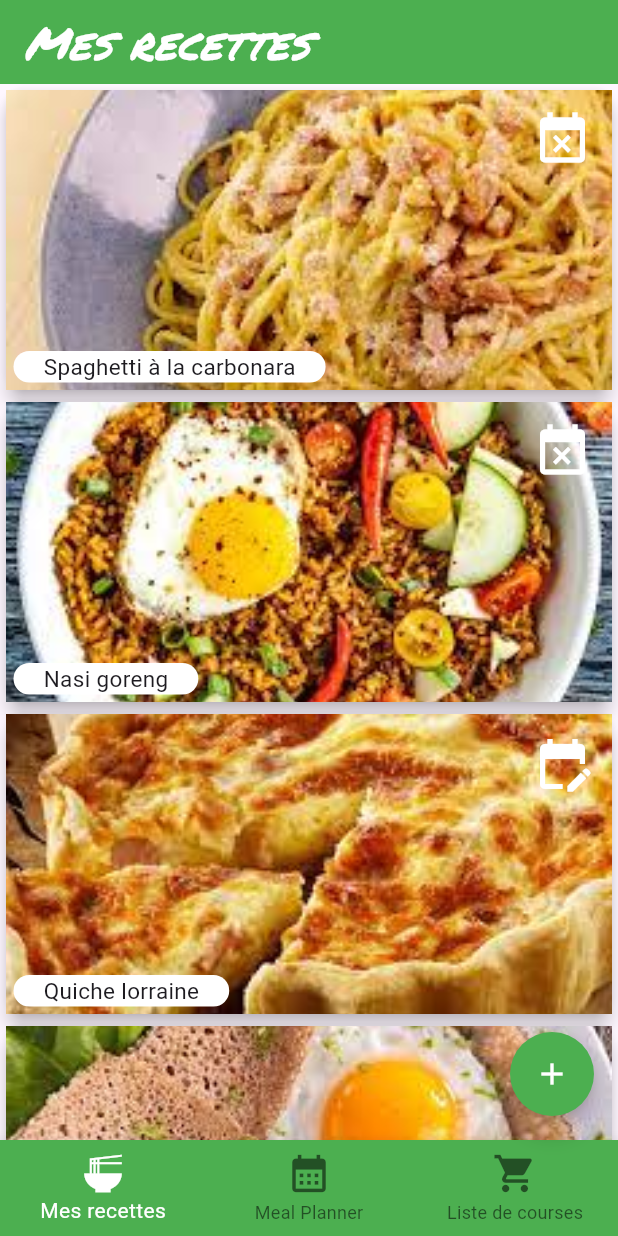
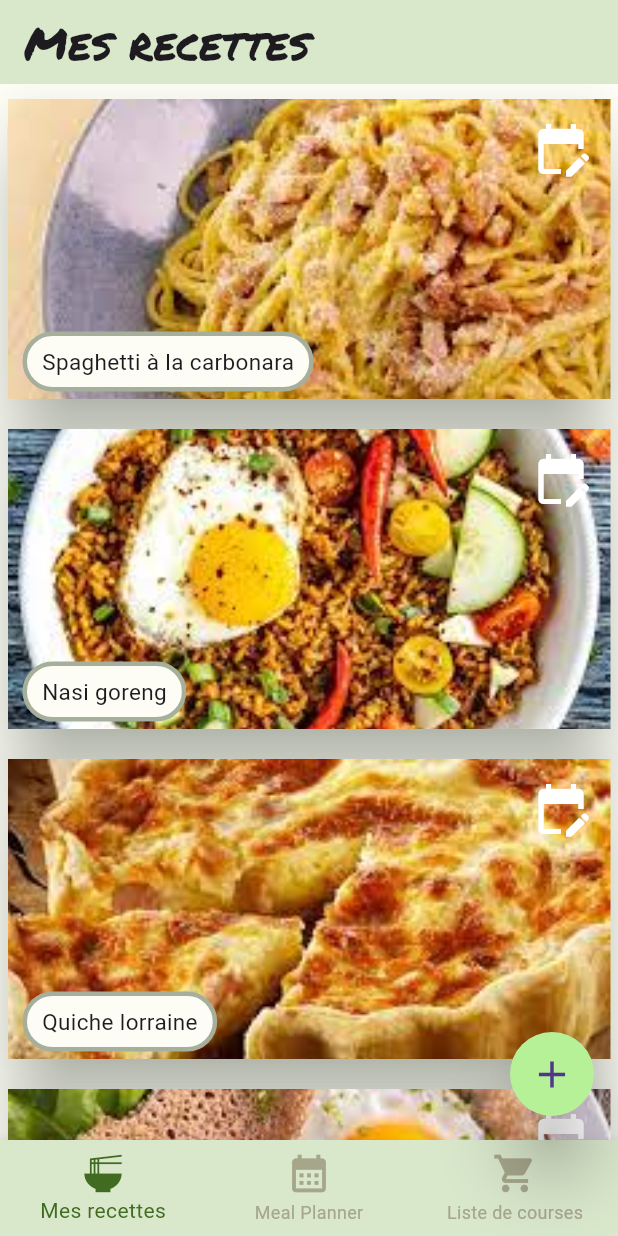
Before and after one commit to olivier-chatelin/chop_shop, a Flutter app: the screen it shows after launch, on a phone screen of 412 x 824 dp. Run offline on Flutter 3.47's test engine with Material 3 defaults, Android fonts, the phone set to English and light mode, and no system bars; our stand-ins replace google_fonts.

Commit message:
Add theme

```diff
--- /dev/null
+++ b/lib/desing/chop_colors/chop_colors.dart
@@ -0,0 +1,10 @@
+import 'package:flutter/material.dart';
+
+class ChopColors {
+  static const primaryColor  = Color(0xFFD9E7CB);
+  static const borderColor   = Color(0xFFA6Af9B);
+  static const selectedColor = Color(0xFF416B20);
+  static const cta           = Color(0xFFB7F197);
+  static const white         = Color(0xFFFDFDF5);
+  static const disable       = Color(0xFFA6A68B);
+}
--- /dev/null
+++ b/lib/desing/themes/main_theme.dart
@@ -0,0 +1,48 @@
+import 'package:chop_shop/desing/chop_colors/chop_colors.dart';
+import 'package:flutter/material.dart';
+import 'package:google_fonts/google_fonts.dart';
+
+
+final ThemeData mainTheme = ThemeData(
+  primaryColor: ChopColors.primaryColor,
+
+  textTheme: TextTheme(
+    displayLarge: const TextStyle(
+      fontSize: 72,
+      fontWeight: FontWeight.bold,
+    ),
+    titleLarge: GoogleFonts.permanentMarker(
+      fontSize: 30,
+      color: ChopColors.selectedColor
+      // fontStyle: FontStyle.italic,
+    ),
+    bodyMedium: GoogleFonts.roboto(),
+  ),
+  floatingActionButtonTheme: const FloatingActionButtonThemeData(
+    backgroundColor: ChopColors.cta,
+    elevation: 20,
+    iconSize: 30,
+    shape: CircleBorder()
+  ),
+  appBarTheme: const AppBarTheme(
+    backgroundColor: ChopColors.primaryColor,
+  ),
+  bottomNavigationBarTheme: const BottomNavigationBarThemeData(
+    backgroundColor: ChopColors.primaryColor,
+    selectedItemColor: ChopColors.selectedColor,
+    unselectedItemColor: ChopColors.disable,
+
+  ),
+  scaffoldBackgroundColor: ChopColors.white,
+  cardTheme:  CardTheme(
+    color: ChopColors.primaryColor,
+    shape: RoundedRectangleBorder(
+      borderRadius: BorderRadius.circular(20),
+
+    ),
+    elevation: 20,
+    margin: const EdgeInsets.symmetric(vertical: 10, horizontal: 5),
+    shadowColor: ChopColors.borderColor
+  ),
+  useMaterial3: true,
+);
--- /dev/null
+++ b/lib/desing/widgets/chop_badge.dart
@@ -0,0 +1,35 @@
+import 'package:chop_shop/desing/chop_colors/chop_colors.dart';
+import 'package:flutter/material.dart';
+
+class ChopBadge extends StatelessWidget {
+  final String text;
+  const ChopBadge({super.key, required this.text});
+
+
+  @override
+  Widget build(BuildContext context) {
+    return  Container(
+      padding: const EdgeInsets.symmetric(horizontal: 10),
+      height: 40,
+      decoration: BoxDecoration(
+          borderRadius: BorderRadius.circular(20),
+          color: ChopColors.white,
+          border: Border.all(
+            width: 3,
+            color: ChopColors.borderColor
+          )
+        ),
+        child: Column(
+          mainAxisAlignment: MainAxisAlignment.center,
+          children:[
+            Text(
+              text,
+              style: const TextStyle(
+                  fontSize: 15
+              ),
+            ),
+          ]
+      ),
+    );
+  }
+}
--- a/lib/main.dart
+++ b/lib/main.dart
@@ -1,6 +1,6 @@
+import 'package:chop_shop/desing/themes/main_theme.dart';
 import 'package:chop_shop/view/recipes/recipes.dart';
 import 'package:flutter/material.dart';
-import 'package:google_fonts/google_fonts.dart';
 
 void main() {
   runApp(const MyApp());
@@ -15,22 +15,7 @@ class MyApp extends StatelessWidget {
     return MaterialApp(
       title: 'Chop shop',
       debugShowCheckedModeBanner: false,
-      theme: ThemeData(
-      primarySwatch: Colors.lightBlue,
-        textTheme: TextTheme(
-          displayLarge: const TextStyle(
-            fontSize: 72,
-            fontWeight: FontWeight.bold,
-          ),
-          titleLarge: GoogleFonts.permanentMarker(
-            fontSize: 30,
-            fontStyle: FontStyle.italic,
-          ),
-          bodyMedium: GoogleFonts.roboto(),
-          displaySmall: GoogleFonts.pacifico(),
-        ),
-        useMaterial3: true,
-      ),
+      theme: mainTheme,
       home: Home(),
     );
   }
--- a/lib/model/recipe.model.dart
+++ b/lib/model/recipe.model.dart
@@ -3,15 +3,17 @@ class Recipe {
   String? image;
   String name;
   bool isPlanned;
+  bool isInPlanningBag;
   Recipe({
     this.id,
     this.image,
     required this.name,
     this.isPlanned = false,
+    this.isInPlanningBag = false,
   });
 
   @override
   String toString() {
-    return 'Recipe{id: $id, image: $image, name: $name, isPlanned: $isPlanned}';
+    return 'Recipe{id: $id, image: $image, name: $name,isInPlanningBag: $isInPlanningBag,  isPlanned: $isPlanned}';
   }
 }
--- a/lib/view/recipes/recipes.dart
+++ b/lib/view/recipes/recipes.dart
@@ -19,17 +19,24 @@ class _HomeState extends State<Home> {
   }
   void plan (int index) {
      setState(() {
-       widget.recipes[index].isPlanned = ! widget.recipes[index].isPlanned;
+       widget.recipes[index].isInPlanningBag = ! widget.recipes[index].isInPlanningBag;
      });
-     print(widget.recipes[index]);
+     // print(widget.recipes[index]);
+  }
+
+  void seeDetails (int index) {
+    // print('see details for ${widget.recipes[index].name}');
+  }
+
+  void addRecipe() {
+    // print('add recipe');
   }
 
   @override
   Widget build(BuildContext context) {
     return Scaffold(
       appBar: AppBar(
-        title: const Text('Mes recettes', style: TextStyle(color: Colors.white)),
-        backgroundColor: Colors.green,
+        title: const Text('Mes recettes'),
       ),
       bottomNavigationBar: BottomNavigationBar(
         items: const [
@@ -37,21 +44,16 @@ class _HomeState extends State<Home> {
           BottomNavigationBarItem(label: 'Meal Planner', icon: Icon(Icons.calendar_month) ),
           BottomNavigationBarItem(label: 'Liste de courses', icon: Icon(Icons.shopping_cart) ),
         ],
-        backgroundColor: Colors.green,
-        selectedItemColor: Colors.white,
         iconSize: 30,
         currentIndex: 0,
       ),
       body: ListView.builder(
-          itemBuilder: (context, index) => RecipeCard(recipe: widget.recipes[index], plan: plan, index: index,),
+          itemBuilder: (context, index) => RecipeCard(recipe: widget.recipes[index], plan: plan, index: index, seeDetails: seeDetails),
           itemCount: widget.recipes.length,
-          // separatorBuilder: (BuildContext context, int index) {  },
       ),
       floatingActionButton: FloatingActionButton(
-        backgroundColor: Colors.green,
-        shape: const CircleBorder(),
         onPressed: ()=>print('add recipe'),
-        child: const Icon(Icons.add, color: Colors.white,),
+        child: const Icon(Icons.add),
       ),
 
 
--- a/lib/view/recipes/widgets/recipe_card.dart
+++ b/lib/view/recipes/widgets/recipe_card.dart
@@ -1,3 +1,4 @@
+import 'package:chop_shop/desing/widgets/chop_badge.dart';
 import 'package:chop_shop/model/recipe.model.dart';
 import 'package:flutter/material.dart';
 
@@ -5,13 +6,13 @@ class RecipeCard extends StatelessWidget {
   final Recipe recipe;
   final Function plan;
   final int index;
-  const RecipeCard({super.key, required this.recipe, required this.plan, required this.index});
+  final Function seeDetails;
+  const RecipeCard({super.key, required this.recipe, required this.plan, required this.index, required this.seeDetails});
 
   @override
   Widget build(BuildContext context) {
     return Center(
       child: Card(
-        elevation: 5,
         child:  SizedBox(
           height: 200,
           child: Stack(
@@ -21,7 +22,7 @@ class RecipeCard extends StatelessWidget {
                   image:  AssetImage(recipe.image ?? 'assets/images/placeholder.png'),
                   fit: BoxFit.cover,
                   child: InkWell(
-                    onTap: () => print('tap'),
+                    onTap: () => seeDetails(index),
                   ),
                 ),
               Container(
@@ -36,7 +37,7 @@ class RecipeCard extends StatelessWidget {
                           margin: const EdgeInsets.all(5),
                           child:  IconButton(
                             // icon: recipe.isPlanned ? Icons.event_busy :  Icons.edit_calendar,
-                            icon: Icon(recipe.isPlanned ? Icons.event_busy :  Icons.edit_calendar, color: Colors.white, size: 40),
+                            icon: Icon(recipe.isInPlanningBag ? Icons.event_busy :  Icons.edit_calendar, color: Colors.white, size: 40),
                             onPressed: () => plan(index),
                           ),
                         ),
@@ -45,19 +46,10 @@ class RecipeCard extends StatelessWidget {
                     Row(
                       children: [
                         Container(
-                          margin: const EdgeInsets.all(5),
-                          padding: const EdgeInsets.symmetric(horizontal: 20),
-                          decoration: BoxDecoration(
-                              borderRadius: BorderRadius.circular(20),
-                              color: Colors.white
-                          ),
-                          child: Text(
-                            recipe.name,
-                            style: const TextStyle(
-                                fontSize: 15
-                            ),
-                          ),
-                        ),
+                          margin: const EdgeInsets.symmetric(horizontal: 10, vertical: 5),
+                            child: ChopBadge(text: recipe.name)
+
+                        )
                       ]
                     ),
 
```
